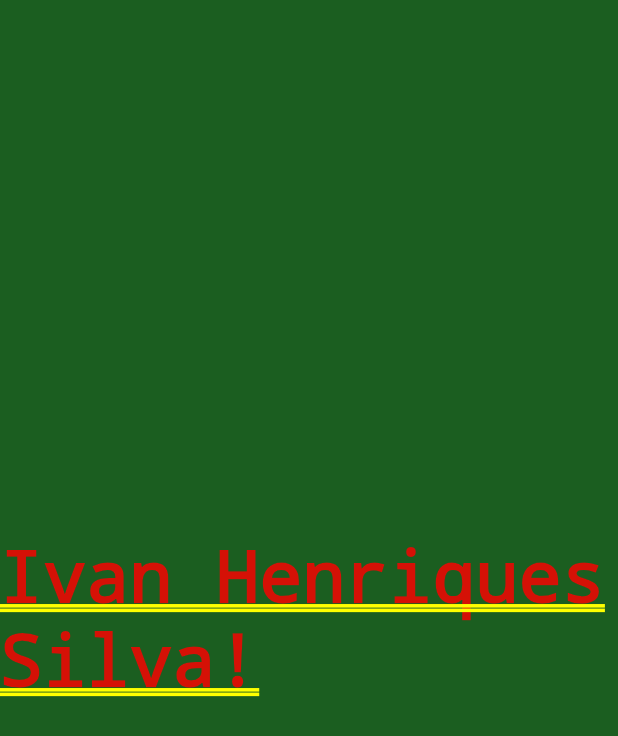
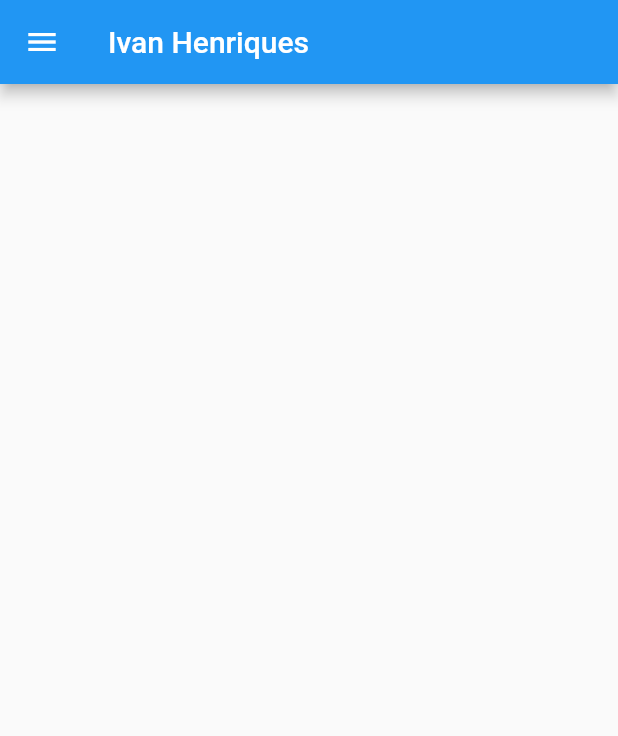
Before and after one commit to IvanHSilva/app_development, a Flutter app: the screen it shows after launch, on a phone screen of 412 x 824 dp. Shown: the top 736 px of the screen. Run offline on Flutter 3.47's test engine with Material 2 defaults, Android fonts, the phone set to English and light mode, and no system bars.

Commit message:
Scaffold + AppBar  test

```diff
--- a/lib/main.dart
+++ b/lib/main.dart
@@ -1,7 +1,12 @@
 import 'package:flutter/material.dart';
 
 void main() {
-  runApp(const MyApp());
+  runApp(
+    const MaterialApp(
+      home: MyApp(),
+      debugShowCheckedModeBanner: false,
+    ),
+  );
 }
 
 class MyApp extends StatelessWidget {
@@ -9,13 +14,11 @@ class MyApp extends StatelessWidget {
 
   @override
   Widget build(BuildContext context) {
-    return MaterialApp(
-      debugShowCheckedModeBanner: false,
-      home: Container(
-        color: Colors.green[900],
-        alignment: Alignment.center,
-        child: const Text('Ivan Henriques Silva!'),
+    return Scaffold(
+      appBar: AppBar(
+        title: const Text('Ivan Henriques'),
       ),
+      drawer: const Drawer(),
     );
   }
 }
```
